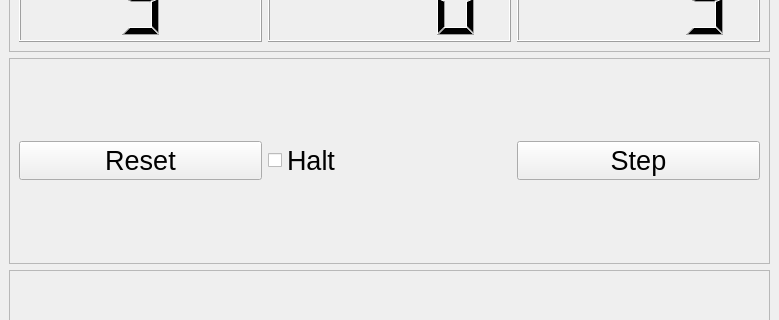
Above: src/GUI/main.ui from JoaoVitorBranco/BIPy before the change; both pictures show x 0 to 779 and y 182 to 502 of the 779 by 689 pixel window. Below: the same form after it.
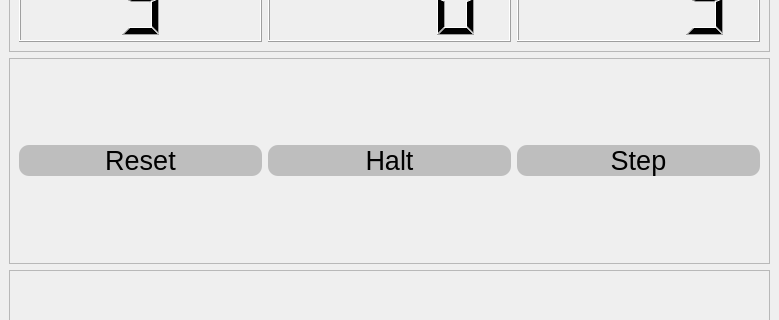
That is the form after the change.

```diff
--- a/src/GUI/main.ui
+++ b/src/GUI/main.ui
@@ -108,21 +108,79 @@
            <pointsize>20</pointsize>
           </font>
          </property>
+         <property name="cursor">
+          <cursorShape>PointingHandCursor</cursorShape>
+         </property>
+         <property name="styleSheet">
+          <string notr="true">QPushButton{
+	border-radius: 10px;
+	background: rgb(190, 190, 190);
+	color: black
+}
+
+QPushButton:hover{
+	background: rgba(190, 190, 190, 220);
+}
+
+QPushButton:pressed{
+	background: rgba(190, 190, 190, 180)
+}</string>
+         </property>
          <property name="text">
           <string>Reset</string>
          </property>
         </widget>
        </item>
        <item>
-        <widget class="QCheckBox" name="checkBox_2">
+        <widget class="QPushButton" name="halt_check">
          <property name="font">
           <font>
            <pointsize>20</pointsize>
           </font>
          </property>
+         <property name="cursor">
+          <cursorShape>PointingHandCursor</cursorShape>
+         </property>
+         <property name="layoutDirection">
+          <enum>Qt::LeftToRight</enum>
+         </property>
+         <property name="styleSheet">
+          <string notr="true">QPushButton:checked{ 
+	background-color: rgba(214,69,65,0.6);
+ }
+
+QPushButton{
+	border-radius: 10px;
+	background: rgb(190, 190, 190);
+	color: black;
+}
+
+QPushButton:hover{
+	background: rgba(214,69,65,0.2);
+}
+
+QPushButton:pressed{
+	background: rgba(190, 190, 190, 180);
+}</string>
+         </property>
          <property name="text">
           <string>Halt</string>
          </property>
+         <property name="checkable">
+          <bool>true</bool>
+         </property>
+         <property name="checked">
+          <bool>false</bool>
+         </property>
+         <property name="autoDefault">
+          <bool>false</bool>
+         </property>
+         <property name="default">
+          <bool>false</bool>
+         </property>
+         <property name="flat">
+          <bool>false</bool>
+         </property>
         </widget>
        </item>
        <item>
@@ -132,6 +190,24 @@
            <pointsize>20</pointsize>
           </font>
          </property>
+         <property name="cursor">
+          <cursorShape>PointingHandCursor</cursorShape>
+         </property>
+         <property name="styleSheet">
+          <string notr="true">QPushButton{
+	border-radius: 10px;
+	background: rgb(190, 190, 190);
+	color: black
+}
+
+QPushButton:hover{
+	background: rgba(190, 190, 190, 220);
+}
+
+QPushButton:pressed{
+	background: rgba(190, 190, 190, 180)
+}</string>
+         </property>
          <property name="text">
           <string>Step</string>
          </property>
```
Left out of the diff: 67 changed lines with no effect on the pictures.
